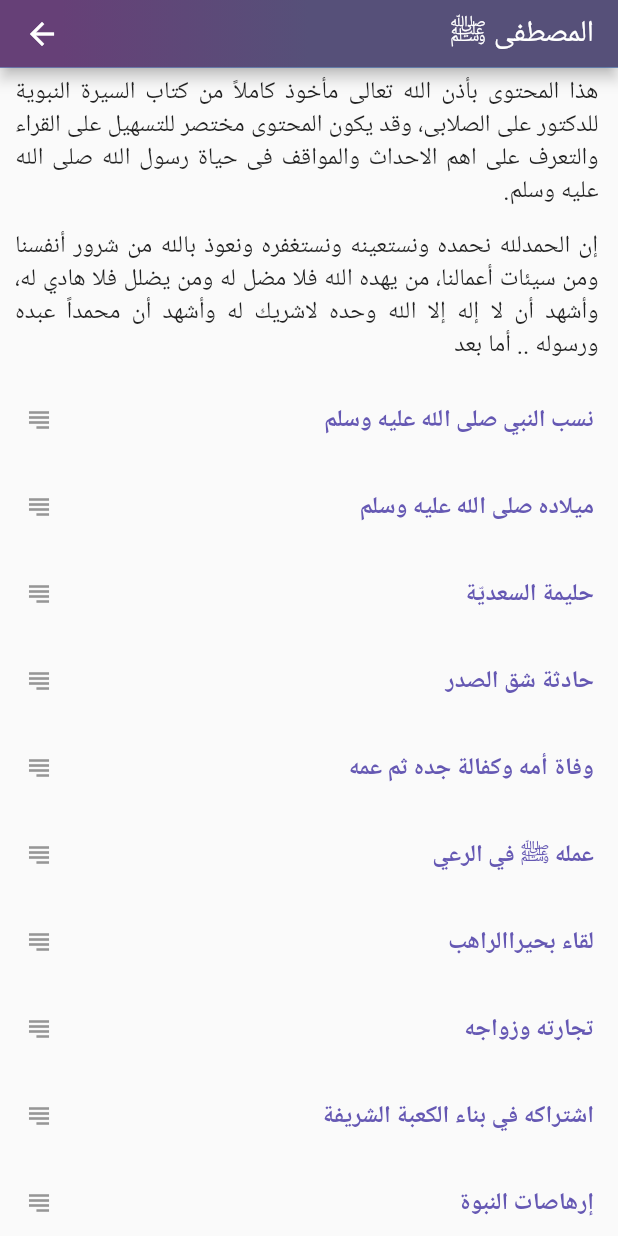
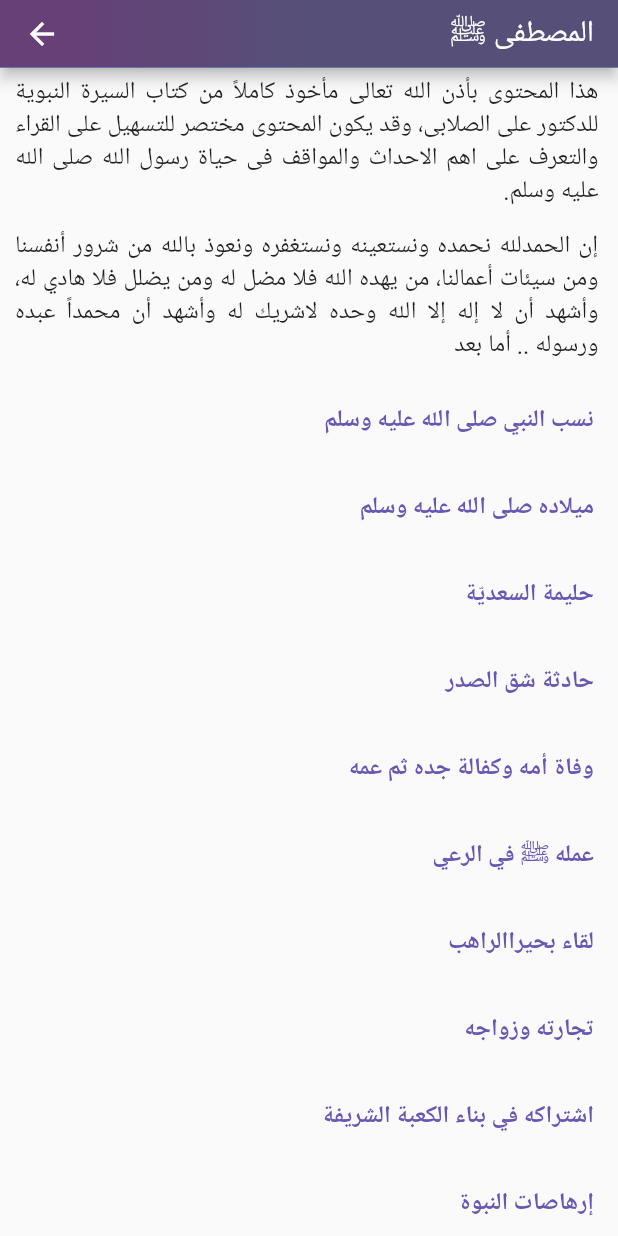
Before and after one commit to abdelfattah90/The-Prophet-Muhammad-Biography-App-Flutter, a Flutter app: the screen it shows after launch, after a tap on "المصطفى ﷺ", on a phone screen of 412 x 824 dp. Run offline on Flutter 3.47's test engine with Material 2 defaults, Android fonts, the phone set to English and light mode, and no system bars; our stand-ins replace get.

Commit message:
edit background, remove trailing

```diff
--- a/lib/screens/home_screen.dart
+++ b/lib/screens/home_screen.dart
@@ -78,7 +78,7 @@ class HomeScreen extends StatelessWidget {
               width: double.infinity,
               decoration: const BoxDecoration(
                 image: DecorationImage(
-                  image: AssetImage("assets/images/cover.jpg"),
+                  image: AssetImage("assets/images/cover.png"),
                   fit: BoxFit.cover,
                 ),
               ),
@@ -132,6 +132,7 @@ class HomeScreen extends StatelessWidget {
                       );
                     },
                   ),
+                  const SizedBox(height: 50),
                 ],
               ),
             ),
--- a/lib/widgets/widgets.dart
+++ b/lib/widgets/widgets.dart
@@ -70,74 +70,51 @@ Divider dividerLine() => const Divider(
     );
 
 ExpansionTile exTileWidget1(Widget t1, Widget w1) => ExpansionTile(
-      trailing: const Icon(
-        Icons.subject_outlined,
-        color: exTileIconColor,
-        size: 20.0,
-      ),
+      // const Icon(
+      //       Icons.subject_outlined,
+      //       color: exTileIconColor,
+      //       size: 20.0,
+      //     ),
+      trailing: const SizedBox(),
       title: t1,
       children: [w1],
     );
 ExpansionTile exTileWidget2(Widget t1, Widget w1, Widget w2) => ExpansionTile(
-      trailing: const Icon(
-        Icons.subject_outlined,
-        color: exTileIconColor,
-        size: 20.0,
-      ),
+      trailing: const SizedBox(),
       title: t1,
       children: [w1, w2],
     );
 ExpansionTile exTileWidget3(Widget t1, Widget w1, Widget w2, Widget w3) =>
     ExpansionTile(
-      trailing: const Icon(
-        Icons.subject_outlined,
-        color: exTileIconColor,
-        size: 20.0,
-      ),
+      trailing: const SizedBox(),
       title: t1,
       children: [w1, w2, w3],
     );
 ExpansionTile exTileWidget4(
         Widget t1, Widget w1, Widget w2, Widget w3, Widget w4) =>
     ExpansionTile(
-      trailing: const Icon(
-        Icons.subject_outlined,
-        color: exTileIconColor,
-        size: 20.0,
-      ),
+      trailing: const SizedBox(),
       title: t1,
       children: [w1, w2, w3, w4],
     );
 ExpansionTile exTileWidget5(
         Widget t1, Widget w1, Widget w2, Widget w3, Widget w4, Widget w5) =>
     ExpansionTile(
-      trailing: const Icon(
-        Icons.subject_outlined,
-        color: exTileIconColor,
-        size: 20.0,
-      ),
+      trailing: const SizedBox(),
       title: t1,
       children: [w1, w2, w3, w4, w5],
     );
 ExpansionTile exTileWidget6(Widget t1, Widget w1, Widget w2, Widget w3,
         Widget w4, Widget w5, Widget w6) =>
     ExpansionTile(
-      trailing: const Icon(
-        Icons.subject_outlined,
-        color: exTileIconColor,
-        size: 20.0,
-      ),
+      trailing: const SizedBox(),
       title: t1,
       children: [w1, w2, w3, w4, w5, w6],
     );
 ExpansionTile exTileWidget7(Widget t1, Widget w1, Widget w2, Widget w3,
         Widget w4, Widget w5, Widget w6, Widget w7) =>
     ExpansionTile(
-      trailing: const Icon(
-        Icons.subject_outlined,
-        color: exTileIconColor,
-        size: 20.0,
-      ),
+      trailing: const SizedBox(),
       title: t1,
       children: [w1, w2, w3, w4, w5, w6, w7],
     );
--- a/pubspec.yaml
+++ b/pubspec.yaml
@@ -58,7 +58,7 @@ flutter:
   uses-material-design: true
 
   assets:
-    - assets/images/cover.jpg
+    - assets/images/cover.png
 
   fonts:
     - family: droid
```
